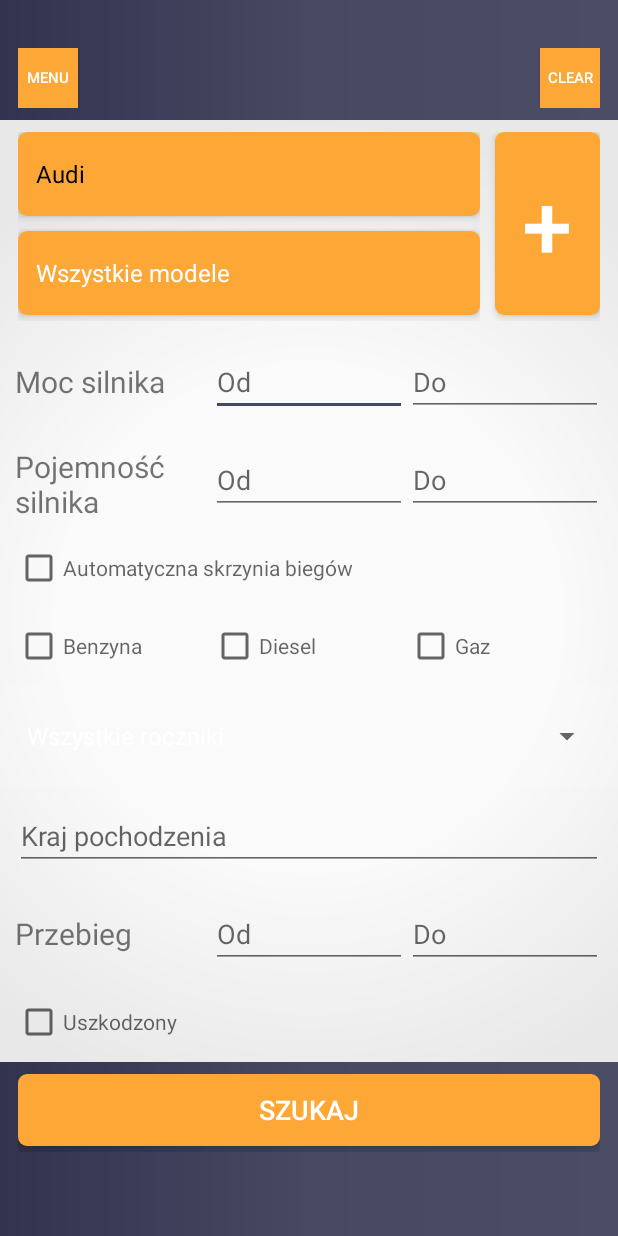
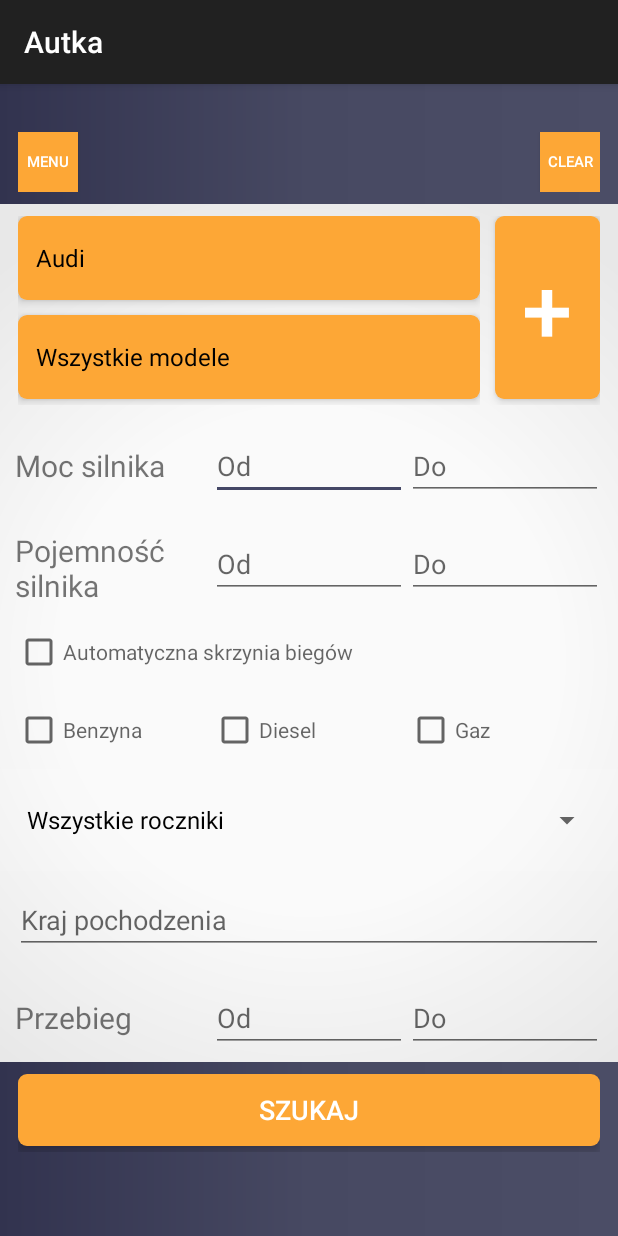
Before and after one commit to emskypl/Autka, an Android app: the screen it shows after launch (MainActivity), on a phone screen of 412 x 824 dp. Run offline under Robolectric (Android 15) with nearby library versions, the phone set to English and light mode, and no system bars.

Commit message:
zmiany w kolorach i czcionkach

```diff
--- a/app/src/main/AndroidManifest.xml
+++ b/app/src/main/AndroidManifest.xml
@@ -11,7 +11,7 @@
         android:label="@string/app_name"
         android:roundIcon="@mipmap/ic_launcher_round"
         android:supportsRtl="true"
-        android:theme="@style/Theme.AppCompat.Light.NoActionBar">
+        android:theme="@style/Theme.AppCompat.Light.DarkActionBar">
         <activity android:name=".view.SingleResultActivity"></activity>
         <activity android:name=".view.ResultOfSearchActivity"></activity>
         <activity android:name=".view.WelcomeActivity"></activity>
@@ -23,5 +23,4 @@
             </intent-filter>
         </activity>
     </application>
-
 </manifest>
--- a/app/src/main/java/com/example/autka/view/MainActivity.java
+++ b/app/src/main/java/com/example/autka/view/MainActivity.java
@@ -110,7 +110,7 @@
             @Override
             public void onItemSelected(AdapterView<?> parent, View view, int position, long id) {
                 CarsModels models = new CarsModels();
-                ArrayAdapter<String> modelsAdapter = new ArrayAdapter<>(getApplicationContext(),android.R.layout.simple_spinner_dropdown_item);
+                ArrayAdapter<String> modelsAdapter = new ArrayAdapter<>(view.getContext(),android.R.layout.simple_spinner_dropdown_item);
                 models.getMarks(brandSpinner.getSelectedItem().toString(), modelsAdapter);
                 modelsAdapter = models.getModelsList();
                 modelSpinner.setAdapter(modelsAdapter);
@@ -149,7 +149,7 @@
         brandsAdapter = brands.getBrandsList();
         brandSpinner.setAdapter(brandsAdapter);
         //years
-        ArrayAdapter<String> year_filter_adapter = new ArrayAdapter<String>(getApplicationContext(), android.R.layout.simple_spinner_dropdown_item);
+        ArrayAdapter<String> year_filter_adapter = new ArrayAdapter<String>(this, android.R.layout.simple_spinner_dropdown_item);
         year_filter_adapter.add("Wszystkie roczniki");
         for(int i=Calendar.getInstance().get(Calendar.YEAR);i > 1901 ;i--){
             year_filter_adapter.add(Integer.toString(i));
--- a/app/src/main/res/drawable/orange_template.xml
+++ b/app/src/main/res/drawable/orange_template.xml
@@ -34,5 +34,4 @@
 
         </layer-list>
     </item>
-
 </selector>
--- a/app/src/main/res/values/colors.xml
+++ b/app/src/main/res/values/colors.xml
@@ -5,5 +5,5 @@
 
     <color name="colorAccent">#FDA736</color>
     <color name="accent_material_light">#444766</color>
-
+    <color name="my_spinner_text_color">#ffffff</color>
 </resources>
```
Also changed, not shown: app/src/main/res/values/styles.xml (+6 -2 lines), app/src/main/res/font/ralewayl.ttf (added).
